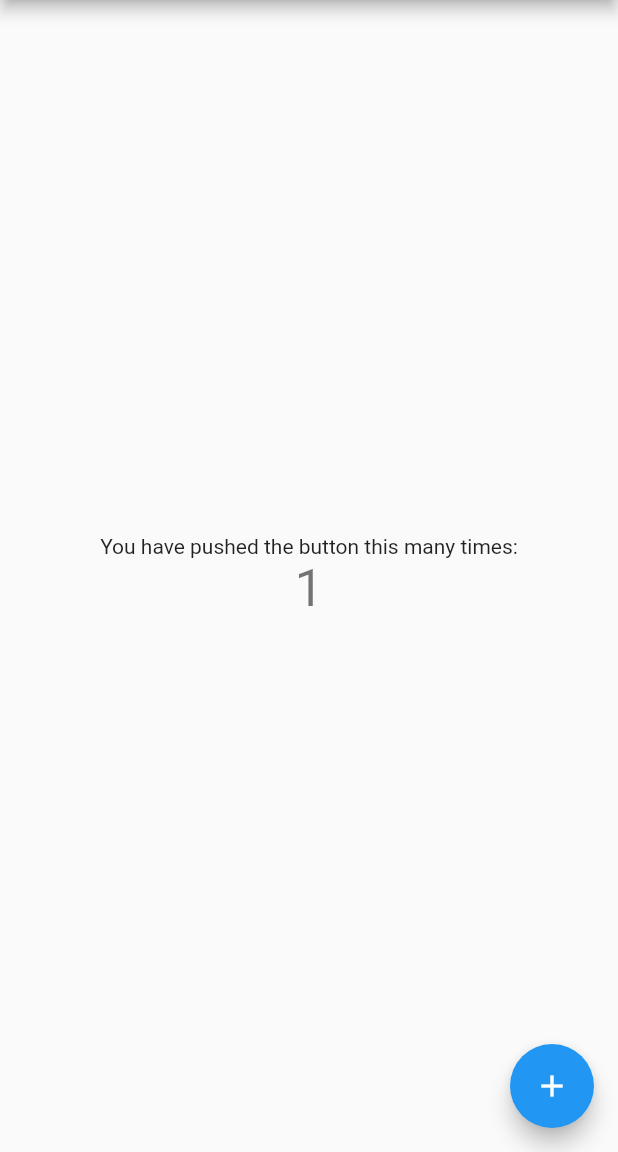
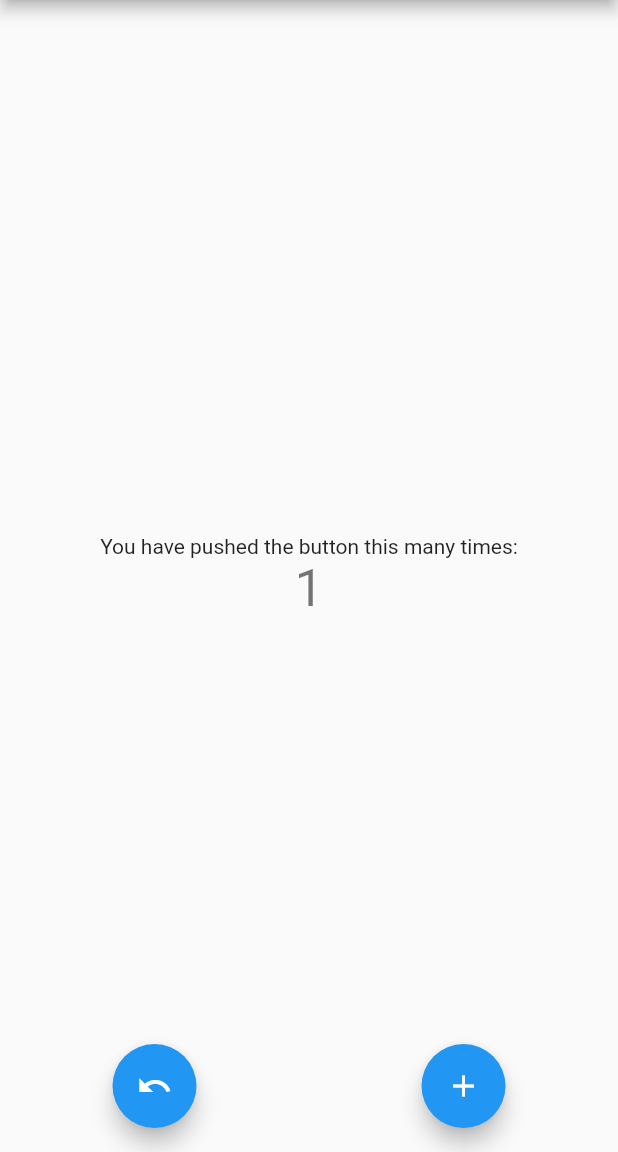
Before and after one commit to dartspls/flutter_create_stateless, a Flutter app: the screen it shows after launch, after a tap on the "add" icon, on a phone screen of 412 x 824 dp, the part 84-1236 px from its top. Run offline on Flutter 3.47's test engine with Material 2 defaults, Android fonts, the phone set to English and light mode, and no system bars; our stand-ins replace shared_preferences.

Commit message:
Finished persistent data app

```diff
--- a/lib/CounterState.dart
+++ b/lib/CounterState.dart
@@ -1,13 +1,65 @@
+import 'dart:developer';
+
 import 'package:flutter/material.dart';
+import 'package:flutter/foundation.dart';
+import 'package:shared_preferences/shared_preferences.dart';
 
 class CounterState with ChangeNotifier {
-  int _value = 0;
+  static const _sharedPrefsKey = 'counterState';
 
+  int _value;
   int get value => _value;
 
-  void increment() {
-    _value += 1;
+  // transient state - will not be stored when app is not running.
+  // internal-only readiness and error-status
+  bool _isWaiting = true;
+  bool _hasError = false;
 
+  // read-only status indicators
+  bool get isWaiting => _isWaiting;
+  bool get hasError => _hasError;
+
+  /// Create a new CounterState instance and load value from storage
+  CounterState() {
+    _load();
+  }
+
+  void _setValue(int newValue) {
+    _value = newValue;
+    _save();
+  }
+
+  /// Increment value by 1
+  void increment() => _setValue(_value + 1);
+  /// Reset value to 0
+  void reset() => _setValue(0);
+
+  void _store({bool load = false}) async {
+    _hasError = false;
+    _isWaiting = true;
+    notifyListeners();
+
+    // artificial delay to allow us to see the UI changes
+    await Future.delayed(Duration(milliseconds: 500));
+
+    try {
+      final prefs = await SharedPreferences.getInstance();
+      if (load) {
+        _value = prefs.getInt(_sharedPrefsKey) ?? 0;
+      } else {
+        // save
+        // uncomment to simulate error during save
+        // if (_value > 3) throw Exception("Artificial Error");
+        await prefs.setInt(_sharedPrefsKey, _value);
+      }
+      _hasError = false;
+    } catch (error) {
+      _hasError = true;
+    }
+    _isWaiting = false;
     notifyListeners();
   }
+
+  void _load() => _store(load: true);
+  void _save() => _store();
 }
--- a/lib/main.dart
+++ b/lib/main.dart
@@ -50,8 +50,6 @@ class MyHomePage extends StatelessWidget {
   @override
   Widget build(BuildContext context) {
     final counterState = Provider.of<CounterState>(context);
-    final _counter = counterState.value;
-    void _incrementCounter() => counterState.increment();
 
     // This method is rerun every time setState is called, for instance as done
     // by the _incrementCounter method above.
@@ -86,20 +84,49 @@ class MyHomePage extends StatelessWidget {
           mainAxisAlignment: MainAxisAlignment.center,
           children: <Widget>[
             Text(
-              'You have pushed the button this many times:',
+              counterState.hasError
+              ? ''
+              : counterState.isWaiting
+                ? 'Please wait...'
+                : 'You have pushed the button this many times:',
             ),
-            Text(
-              '$_counter',
-              style: Theme.of(context).textTheme.display1,
-            ),
+            counterState.hasError
+            ? Text("Oops, something's wrong!")
+            : counterState.isWaiting
+              ? CircularProgressIndicator()
+              : Text(
+                '${counterState.value}',
+                style: Theme.of(context).textTheme.display1,
+              )
           ],
         ),
       ),
-      floatingActionButton: FloatingActionButton(
-        onPressed: _incrementCounter,
-        tooltip: 'Increment',
-        child: Icon(Icons.add),
+      floatingActionButton: Row(
+        mainAxisAlignment: MainAxisAlignment.spaceAround,
+        children: <Widget>[
+          FloatingActionButton(
+            child: Icon(Icons.undo),
+            // colours indicate when button is inactive (counterstate is waiting)
+            backgroundColor: counterState.isWaiting
+            ? Theme.of(context).buttonColor
+            : Theme.of(context).floatingActionButtonTheme.backgroundColor,
+            // the button action is disabled when counterState is waiting
+            onPressed: counterState.isWaiting ? null : counterState.reset,
+          ),
+          FloatingActionButton(
+            child: Icon(Icons.add),
+            // colours indicate when the button is inactive
+            backgroundColor: (counterState.isWaiting || counterState.hasError)
+            ? Theme.of(context).buttonColor
+            : Theme.of(context).floatingActionButtonTheme.backgroundColor,
+            // button disabled when counterState waiting
+            onPressed: (counterState.isWaiting || counterState.hasError)
+            ? null : counterState.increment,
+          ),
+        ],
       ), // This trailing comma makes auto-formatting nicer for build methods.
+      floatingActionButtonLocation:
+      FloatingActionButtonLocation.centerFloat,
     );
   }
 }
```
Also changed, not shown: pubspec.yaml (+6 -3 lines), pubspec.lock, 7 other files.
